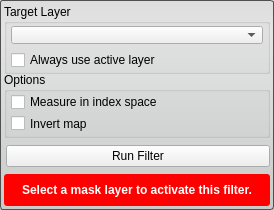
Old version of the form src/Interface/ToolInterface/DistanceFilterInterface.ui in the repository SCIInstitute/Seg3D.
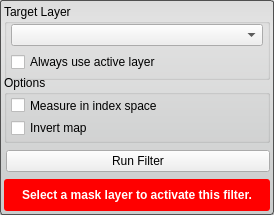
New version of the form. Custom widgets are drawn as their Qt base class.

```diff
--- a/src/Interface/ToolInterface/DistanceFilterInterface.ui
+++ b/src/Interface/ToolInterface/DistanceFilterInterface.ui
@@ -7,7 +7,7 @@
     <x>0</x>
     <y>0</y>
     <width>274</width>
-    <height>210</height>
+    <height>215</height>
    </rect>
   </property>
   <property name="sizePolicy">
@@ -50,24 +50,27 @@
      <property name="minimumSize">
       <size>
        <width>0</width>
-       <height>70</height>
+       <height>76</height>
       </size>
      </property>
      <property name="maximumSize">
       <size>
        <width>16777215</width>
-       <height>70</height>
+       <height>76</height>
       </size>
      </property>
      <property name="title">
       <string>Target Layer</string>
      </property>
      <layout class="QVBoxLayout" name="verticalLayout_4">
+      <property name="spacing">
+       <number>6</number>
+      </property>
       <property name="leftMargin">
        <number>4</number>
       </property>
       <property name="topMargin">
-       <number>2</number>
+       <number>0</number>
       </property>
       <property name="rightMargin">
        <number>4</number>
@@ -196,12 +199,6 @@
        <height>32</height>
       </size>
      </property>
-     <property name="maximumSize">
-      <size>
-       <width>16777215</width>
-       <height>32</height>
-      </size>
-     </property>
      <property name="styleSheet">
       <string notr="true">QLabel#message_{
   color: white;
```
